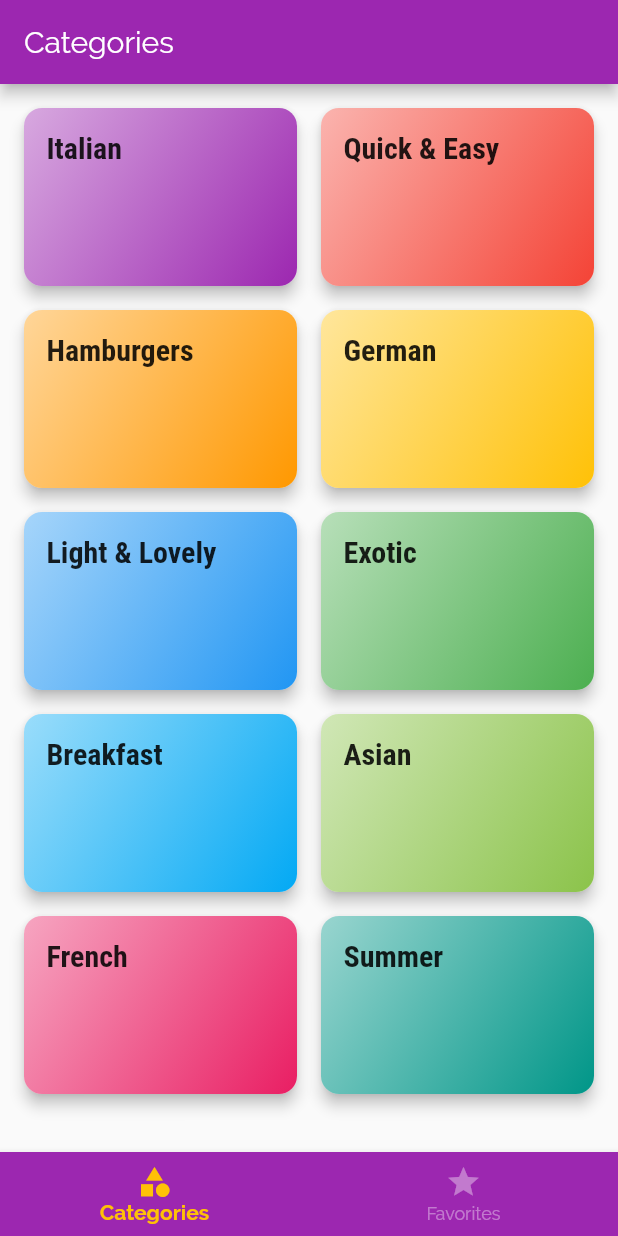
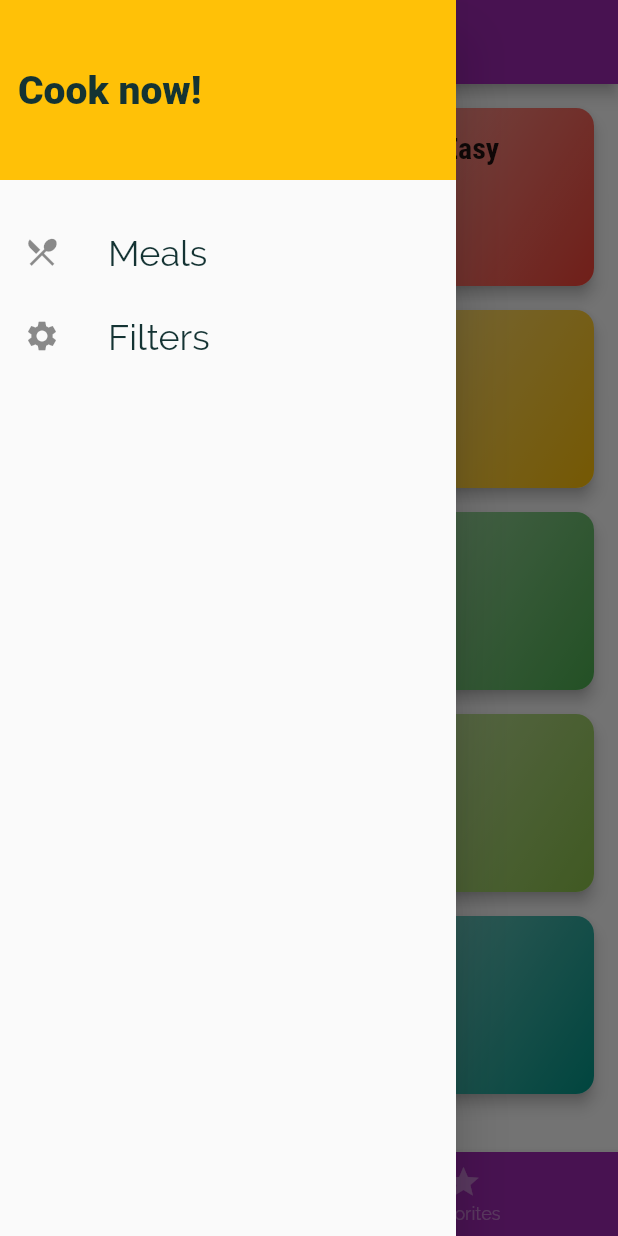
Before and after one commit to Reyst/meals_udemy, a Flutter app: the screen it shows after launch, with the side drawer open (before the commit the screen has no drawer), on a phone screen of 412 x 824 dp. Run offline on Flutter 3.47's test engine with Material 2 defaults, Android fonts, the phone set to English and light mode, and no system bars; Roboto replaces fonts that are missing (RobotoCondensed).

Commit message:
add a drawer menu

```diff
--- a/lib/route_table.dart
+++ b/lib/route_table.dart
@@ -1,5 +1,6 @@
 import 'package:flutter/material.dart';
 
+import 'screens/filters_screen.dart';
 import 'screens/bottom_tabs_screen.dart';
 import 'screens/meal_detail_screen.dart';
 //import 'screens/category_screen.dart';
@@ -8,7 +9,8 @@ import 'screens/category_recipes_screen.dart';
 abstract class RouteProvider {
   static Map<String, WidgetBuilder> routes = {
     "/": (ctx) => BottomTabsScreen(), //CategoryScreen(),
-    CategoryRecipesScreen.ROUTE_NAME: (ctx) => CategoryRecipesScreen.forNavigation(ctx),
-    MealDetailScreen.ROUTE_NAME: (ctx) => MealDetailScreen.forNavigation(ctx)
+    CategoryRecipesScreen.ROUTE: (ctx) => CategoryRecipesScreen.forNavigation(ctx),
+    MealDetailScreen.ROUTE: (ctx) => MealDetailScreen.forNavigation(ctx),
+    FiltersScreen.ROUTE: (ctx) => FiltersScreen.forNavigation(ctx)
   };
 }
--- a/lib/screens/bottom_tabs_screen.dart
+++ b/lib/screens/bottom_tabs_screen.dart
@@ -1,5 +1,7 @@
 import 'package:flutter/material.dart';
 
+import '../widgets/main_app_bar.dart';
+import '../widgets/main_drawer.dart';
 import 'category_screen.dart';
 
 class BottomTabsScreen extends StatefulWidget {
@@ -32,7 +34,8 @@ class _BottomTabsScreenState extends State<BottomTabsScreen> {
   @override
   Widget build(BuildContext context) {
     return Scaffold(
-      appBar: AppBar(title: Text(pages[_currentIndex].title)),
+      appBar: obtainMainAppBar(title: pages[_currentIndex].title, icon: Icons.restaurant_outlined),
+      drawer: MainDrawer(),
       bottomNavigationBar: BottomNavigationBar(
         items: pages.map((item) => item.tab).toList(),
         onTap: _switchTo,
--- a/lib/screens/category_recipes_screen.dart
+++ b/lib/screens/category_recipes_screen.dart
@@ -4,7 +4,7 @@ import '../data/data_provider.dart';
 import '../widgets/meal_item.dart';
 
 class CategoryRecipesScreen extends StatelessWidget {
-  static const String ROUTE_NAME = "/category-recipes";
+  static const String ROUTE = "/category-recipes";
 
   final String categoryTitle;
   final String categoryId;
--- /dev/null
+++ b/lib/screens/filters_screen.dart
@@ -0,0 +1,21 @@
+import 'package:flutter/material.dart';
+
+import '../widgets/main_app_bar.dart';
+import '../widgets/main_drawer.dart';
+
+class FiltersScreen extends StatelessWidget {
+  static const String ROUTE = "/filters";
+
+  const FiltersScreen({Key key}) : super(key: key);
+
+  FiltersScreen.forNavigation(BuildContext ctx) : this();
+
+  @override
+  Widget build(BuildContext context) {
+    return Scaffold(
+      appBar: obtainMainAppBar(title: "Your Filters", icon: Icons.restaurant_outlined),
+      drawer: MainDrawer(),
+      body: Center(child: Text("Filters")),
+    );
+  }
+}
--- a/lib/screens/meal_detail_screen.dart
+++ b/lib/screens/meal_detail_screen.dart
@@ -4,7 +4,7 @@ import 'package:meals/data/data_provider.dart';
 import '../models/meal.dart';
 
 class MealDetailScreen extends StatelessWidget {
-  static const String ROUTE_NAME = "/meal-details";
+  static const String ROUTE = "/meal-details";
 
   final Meal meal;
 
@@ -20,9 +20,7 @@ class MealDetailScreen extends StatelessWidget {
         .toList(growable: false);
 
     return Scaffold(
-      appBar: AppBar(
-        title: Text(meal.title),
-      ),
+      appBar: AppBar(title: Text(meal.title)),
       body: SingleChildScrollView(
         child: Column(
           crossAxisAlignment: CrossAxisAlignment.start,
--- a/lib/widgets/category_item.dart
+++ b/lib/widgets/category_item.dart
@@ -16,7 +16,7 @@ class CategoryItem extends StatelessWidget {
 
   void _openCategoryScreen(BuildContext context) {
     Navigator.of(context).pushNamed(
-      CategoryRecipesScreen.ROUTE_NAME,
+      CategoryRecipesScreen.ROUTE,
       arguments: {
         "id": id,
         "title": title,
--- /dev/null
+++ b/lib/widgets/main_app_bar.dart
@@ -0,0 +1,21 @@
+import 'package:flutter/material.dart';
+
+AppBar obtainMainAppBar({Key key, IconData icon, String title}) {
+  return AppBar(
+    key: key,
+    leading: (icon != null ? _buildLeading(icon) : null),
+    title: Text(title),
+  );
+}
+
+Builder _buildLeading(IconData icon) {
+  return Builder(
+    builder: (BuildContext context) => IconButton(
+      icon: Icon(icon, size: 24),
+      onPressed: () {
+        var scaffoldState = Scaffold.of(context);
+        if (scaffoldState.hasDrawer) scaffoldState.openDrawer();
+      },
+    ),
+  );
+}
--- /dev/null
+++ b/lib/widgets/main_drawer.dart
@@ -0,0 +1,55 @@
+import 'package:flutter/material.dart';
+
+import '../screens/filters_screen.dart';
+
+class MainDrawer extends StatelessWidget {
+  @override
+  Widget build(BuildContext context) {
+    return Drawer(
+      child: Column(
+        children: <Widget>[
+          _buildDrawerHeader(context),
+          SizedBox(height: 20),
+          _buildDrawerOption(
+            context,
+            Icons.restaurant_menu,
+            'Meals',
+            () => Navigator.of(context).pushReplacementNamed("/"),
+          ),
+          _buildDrawerOption(
+            context,
+            Icons.settings,
+            'Filters',
+            () => Navigator.of(context).pushReplacementNamed(FiltersScreen.ROUTE),
+          ),
+        ],
+      ),
+    );
+  }
+
+  Widget _buildDrawerHeader(BuildContext context) {
+    return Container(
+      height: 120,
+      width: double.infinity,
+      color: Theme.of(context).accentColor,
+      alignment: Alignment.centerLeft,
+      padding: EdgeInsets.symmetric(horizontal: 12),
+      child: Text(
+        "Cook now!",
+        style: TextStyle(
+          fontSize: 26,
+          fontFamily: "RobotoCondensed",
+          fontWeight: FontWeight.w900,
+        ),
+      ),
+    );
+  }
+
+  _buildDrawerOption(BuildContext context, IconData icon, String title, Function action) {
+    return ListTile(
+      leading: Icon(icon, size: 24),
+      title: Text(title, style: TextStyle(fontSize: 24)),
+      onTap: action,
+    );
+  }
+}
--- a/lib/widgets/meal_item.dart
+++ b/lib/widgets/meal_item.dart
@@ -15,7 +15,7 @@ class MealItem extends StatelessWidget {
 
   void _onMealSelection(BuildContext context) {
     Navigator.of(context).pushNamed(
-      MealDetailScreen.ROUTE_NAME,
+      MealDetailScreen.ROUTE,
       arguments: meal,
     );
   }
```
Also changed, not shown: pubspec.lock.
